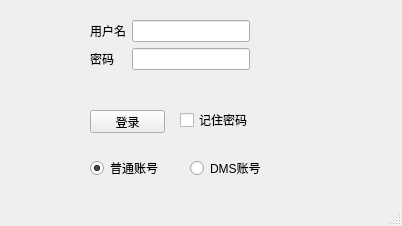
Old version of the form ui/login.ui in the repository naivete13sky/epvs.
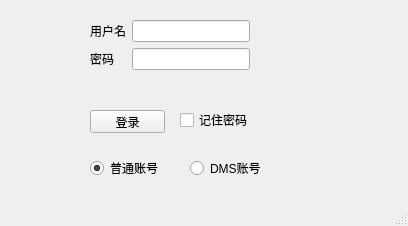
New version of the form.

```diff
--- a/ui/login.ui
+++ b/ui/login.ui
@@ -6,7 +6,7 @@
    <rect>
     <x>0</x>
     <y>0</y>
-    <width>402</width>
+    <width>408</width>
     <height>226</height>
    </rect>
   </property>
```
Left out of the diff: 18 changed lines with no effect on the pictures.
